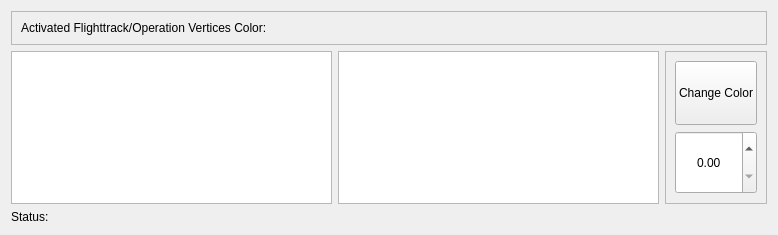
First picture: the form in mslib/msui/ui/ui_multiple_flightpath_dockwidget.ui, repository Open-MSS/MSS, before the edit.
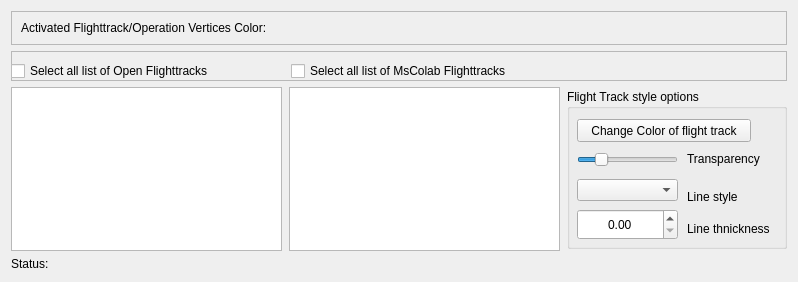
Second picture: the form after the edit.

```diff
--- a/mslib/msui/ui/ui_multiple_flightpath_dockwidget.ui
+++ b/mslib/msui/ui/ui_multiple_flightpath_dockwidget.ui
@@ -6,8 +6,8 @@
    <rect>
     <x>0</x>
     <y>0</y>
-    <width>778</width>
-    <height>235</height>
+    <width>798</width>
+    <height>282</height>
    </rect>
   </property>
   <property name="sizePolicy">
@@ -23,11 +23,17 @@
    <item>
     <widget class="QFrame" name="frame_2">
      <property name="sizePolicy">
-      <sizepolicy hsizetype="Preferred" vsizetype="Preferred">
+      <sizepolicy hsizetype="Preferred" vsizetype="Fixed">
        <horstretch>0</horstretch>
-       <verstretch>0</verstretch>
+       <verstretch>10</verstretch>
       </sizepolicy>
      </property>
+     <property name="minimumSize">
+      <size>
+       <width>0</width>
+       <height>20</height>
+      </size>
+     </property>
      <property name="frameShape">
       <enum>QFrame::StyledPanel</enum>
      </property>
@@ -64,8 +70,62 @@
      </layout>
     </widget>
    </item>
+   <item>
+    <widget class="QFrame" name="frame_4">
+     <property name="sizePolicy">
+      <sizepolicy hsizetype="Minimum" vsizetype="Fixed">
+       <horstretch>50</horstretch>
+       <verstretch>100</verstretch>
+      </sizepolicy>
+     </property>
+     <property name="minimumSize">
+      <size>
+       <width>0</width>
+       <height>30</height>
+      </size>
+     </property>
+     <property name="frameShape">
+      <enum>QFrame::StyledPanel</enum>
+     </property>
+     <property name="frameShadow">
+      <enum>QFrame::Raised</enum>
+     </property>
+     <widget class="QCheckBox" name="cbSlectAll1">
+      <property name="geometry">
+       <rect>
+        <x>0</x>
+        <y>10</y>
+        <width>231</width>
+        <height>20</height>
+       </rect>
+      </property>
+      <property name="text">
+       <string>Select all list of Open Flighttracks</string>
+      </property>
+     </widget>
+     <widget class="QCheckBox" name="cbSlectAll2">
+      <property name="geometry">
+       <rect>
+        <x>280</x>
+        <y>10</y>
+        <width>251</width>
+        <height>20</height>
+       </rect>
+      </property>
+      <property name="text">
+       <string>Select all list of MsColab Flighttracks</string>
+      </property>
+     </widget>
+    </widget>
+   </item>
    <item>
     <layout class="QHBoxLayout" name="horizontalLayout">
+     <property name="spacing">
+      <number>7</number>
+     </property>
+     <property name="sizeConstraint">
+      <enum>QLayout::SetMinimumSize</enum>
+     </property>
      <item>
       <layout class="QHBoxLayout" name="horizontalLayout_2">
        <item>
@@ -90,7 +150,7 @@
          <property name="sizePolicy">
           <sizepolicy hsizetype="Expanding" vsizetype="MinimumExpanding">
            <horstretch>0</horstretch>
-           <verstretch>0</verstretch>
+           <verstretch>250</verstretch>
           </sizepolicy>
          </property>
          <property name="toolTip">
@@ -103,47 +163,125 @@
         </widget>
        </item>
        <item>
-        <widget class="QFrame" name="frame">
+        <widget class="QGroupBox" name="groupBox">
          <property name="sizePolicy">
-          <sizepolicy hsizetype="Preferred" vsizetype="Preferred">
+          <sizepolicy hsizetype="Fixed" vsizetype="Fixed">
            <horstretch>0</horstretch>
            <verstretch>0</verstretch>
           </sizepolicy>
          </property>
-         <property name="frameShape">
-          <enum>QFrame::StyledPanel</enum>
+         <property name="minimumSize">
+          <size>
+           <width>220</width>
+           <height>160</height>
+          </size>
          </property>
-         <property name="frameShadow">
-          <enum>QFrame::Raised</enum>
+         <property name="title">
+          <string>Flight Track style options</string>
          </property>
-         <layout class="QVBoxLayout" name="verticalLayout">
-          <item>
-           <widget class="QPushButton" name="pushButton_color">
-            <property name="sizePolicy">
-             <sizepolicy hsizetype="Minimum" vsizetype="Preferred">
-              <horstretch>0</horstretch>
-              <verstretch>0</verstretch>
-             </sizepolicy>
-            </property>
-            <property name="text">
-             <string>Change Color</string>
-            </property>
-           </widget>
-          </item>
-          <item>
-           <widget class="QDoubleSpinBox" name="dsbx_linewidth">
-            <property name="sizePolicy">
-             <sizepolicy hsizetype="Minimum" vsizetype="Preferred">
-              <horstretch>0</horstretch>
-              <verstretch>0</verstretch>
-             </sizepolicy>
-            </property>
-            <property name="alignment">
-             <set>Qt::AlignCenter</set>
-            </property>
-           </widget>
-          </item>
-         </layout>
+         <widget class="QPushButton" name="pushButton_color">
+          <property name="geometry">
+           <rect>
+            <x>10</x>
+            <y>30</y>
+            <width>174</width>
+            <height>23</height>
+           </rect>
+          </property>
+          <property name="sizePolicy">
+           <sizepolicy hsizetype="Minimum" vsizetype="Fixed">
+            <horstretch>0</horstretch>
+            <verstretch>0</verstretch>
+           </sizepolicy>
+          </property>
+          <property name="text">
+           <string>Change Color of flight track</string>
+          </property>
+         </widget>
+         <widget class="QLabel" name="label">
+          <property name="geometry">
+           <rect>
+            <x>120</x>
+            <y>130</y>
+            <width>101</width>
+            <height>20</height>
+           </rect>
+          </property>
+          <property name="text">
+           <string>Line thnickness</string>
+          </property>
+         </widget>
+         <widget class="QDoubleSpinBox" name="dsbx_linewidth">
+          <property name="geometry">
+           <rect>
+            <x>10</x>
+            <y>120</y>
+            <width>101</width>
+            <height>31</height>
+           </rect>
+          </property>
+          <property name="sizePolicy">
+           <sizepolicy hsizetype="Fixed" vsizetype="Fixed">
+            <horstretch>0</horstretch>
+            <verstretch>0</verstretch>
+           </sizepolicy>
+          </property>
+          <property name="alignment">
+           <set>Qt::AlignCenter</set>
+          </property>
+         </widget>
+         <widget class="QLabel" name="label_3">
+          <property name="geometry">
+           <rect>
+            <x>120</x>
+            <y>100</y>
+            <width>61</width>
+            <height>16</height>
+           </rect>
+          </property>
+          <property name="text">
+           <string>Line style</string>
+          </property>
+         </widget>
+         <widget class="QComboBox" name="cbLineStyle">
+          <property name="geometry">
+           <rect>
+            <x>10</x>
+            <y>90</y>
+            <width>101</width>
+            <height>22</height>
+           </rect>
+          </property>
+         </widget>
+         <widget class="QLabel" name="label_2">
+          <property name="geometry">
+           <rect>
+            <x>120</x>
+            <y>60</y>
+            <width>81</width>
+            <height>20</height>
+           </rect>
+          </property>
+          <property name="text">
+           <string>Transparency</string>
+          </property>
+         </widget>
+         <widget class="QSlider" name="hsTransparencyControl">
+          <property name="geometry">
+           <rect>
+            <x>10</x>
+            <y>60</y>
+            <width>101</width>
+            <height>21</height>
+           </rect>
+          </property>
+          <property name="value">
+           <number>20</number>
+          </property>
+          <property name="orientation">
+           <enum>Qt::Horizontal</enum>
+          </property>
+         </widget>
         </widget>
        </item>
       </layout>
```
